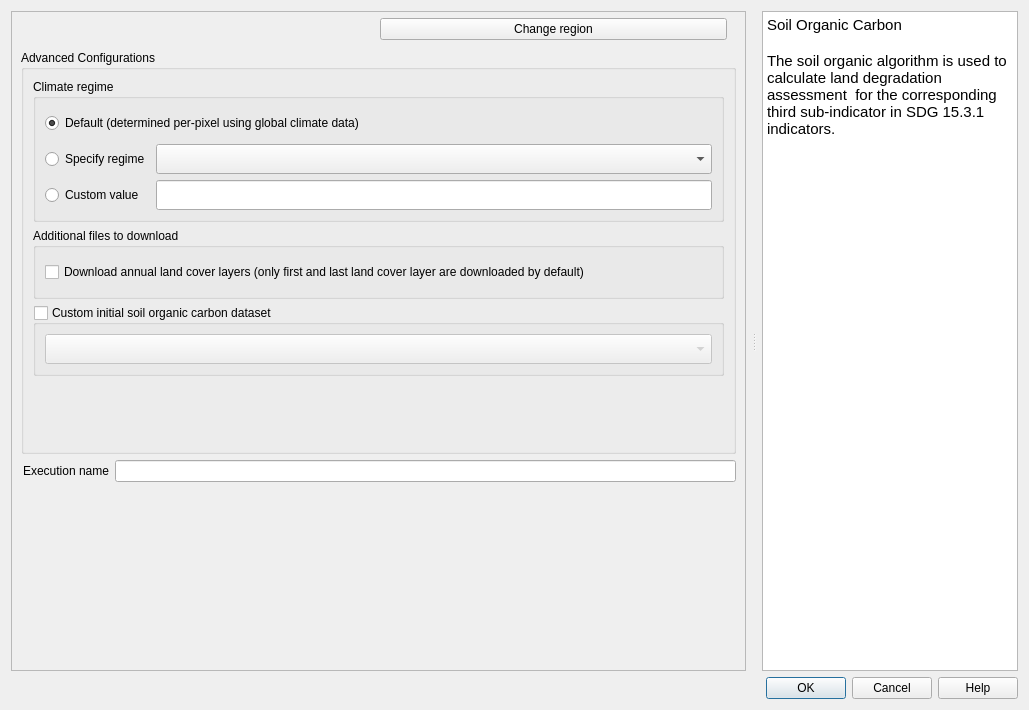
ConservationInternational/trends.earth, file LDMP/gui/DlgCalculateSOC.ui: the form before one commit.
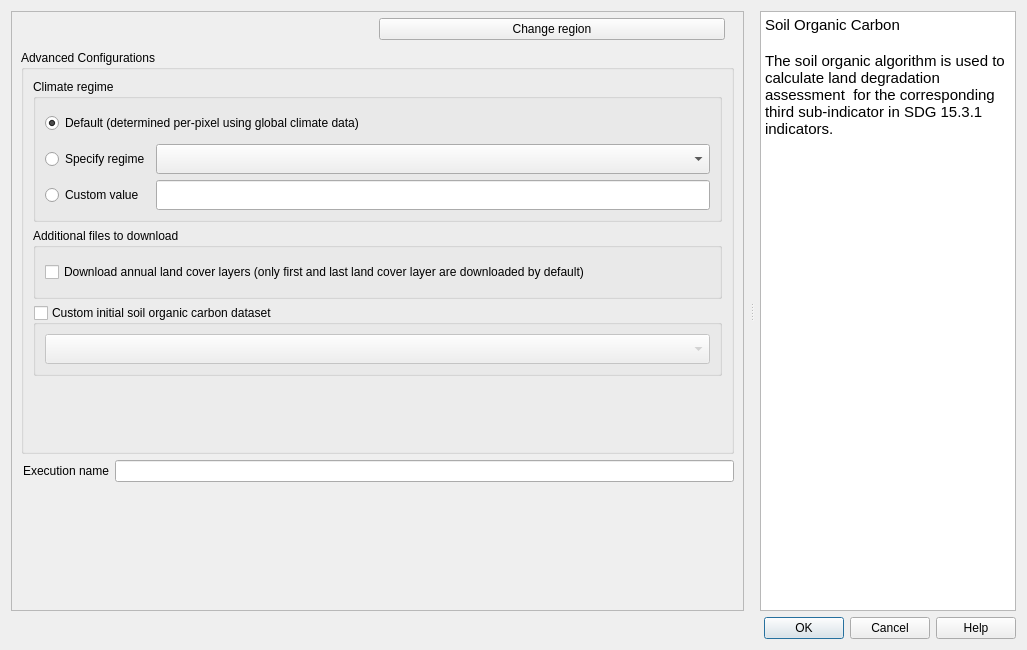
The form after the commit. Custom widgets are drawn as their Qt base class.

Patch:
```diff
--- a/LDMP/gui/DlgCalculateSOC.ui
+++ b/LDMP/gui/DlgCalculateSOC.ui
@@ -6,8 +6,8 @@
    <rect>
     <x>0</x>
     <y>0</y>
-    <width>1029</width>
-    <height>710</height>
+    <width>1027</width>
+    <height>650</height>
    </rect>
   </property>
   <property name="sizePolicy">
```
Left out of the diff: 6 changed lines with no effect on the pictures.
